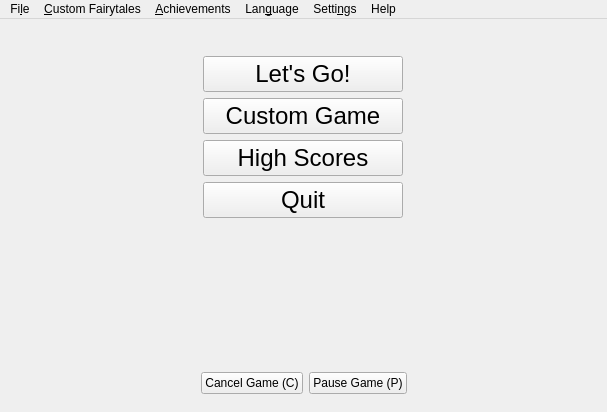
Before: the Qt Designer form ui/mainwindow.ui in tdauth/gustavsfairyland, drawn with Qt 5.
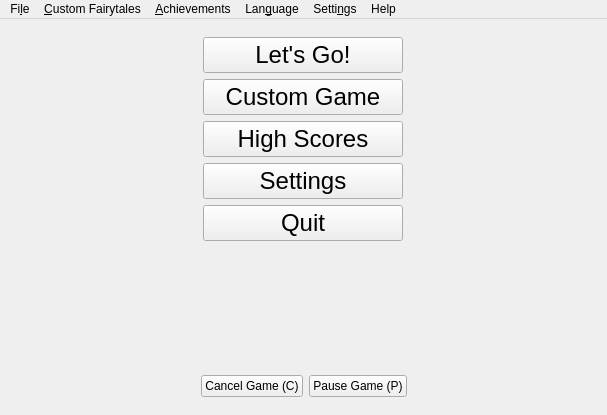
After: the same form once the commit is applied. Icons and pictures are not drawn.

Diff of the .ui file:
```diff
--- a/ui/mainwindow.ui
+++ b/ui/mainwindow.ui
@@ -156,7 +156,7 @@
          </property>
         </widget>
        </item>
-       <item row="4" column="0">
+       <item row="5" column="0">
         <widget class="QPushButton" name="quitPushButton">
          <property name="sizePolicy">
           <sizepolicy hsizetype="Fixed" vsizetype="Maximum">
@@ -180,7 +180,7 @@
          </property>
         </widget>
        </item>
-       <item row="5" column="0">
+       <item row="6" column="0">
         <spacer name="verticalSpacer">
          <property name="orientation">
           <enum>Qt::Vertical</enum>
@@ -223,6 +223,18 @@
          </property>
         </widget>
        </item>
+       <item row="4" column="0">
+        <widget class="QPushButton" name="settingsPushButton">
+         <property name="font">
+          <font>
+           <pointsize>18</pointsize>
+          </font>
+         </property>
+         <property name="text">
+          <string>Settings</string>
+         </property>
+        </widget>
+       </item>
       </layout>
      </widget>
     </item>
```
